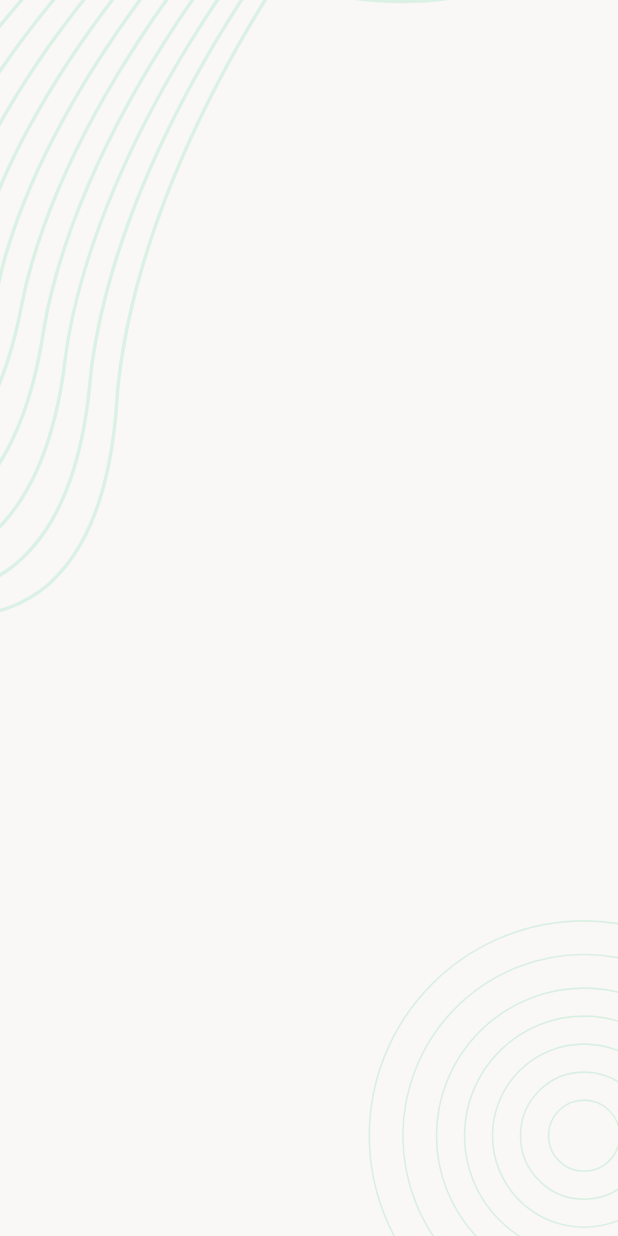
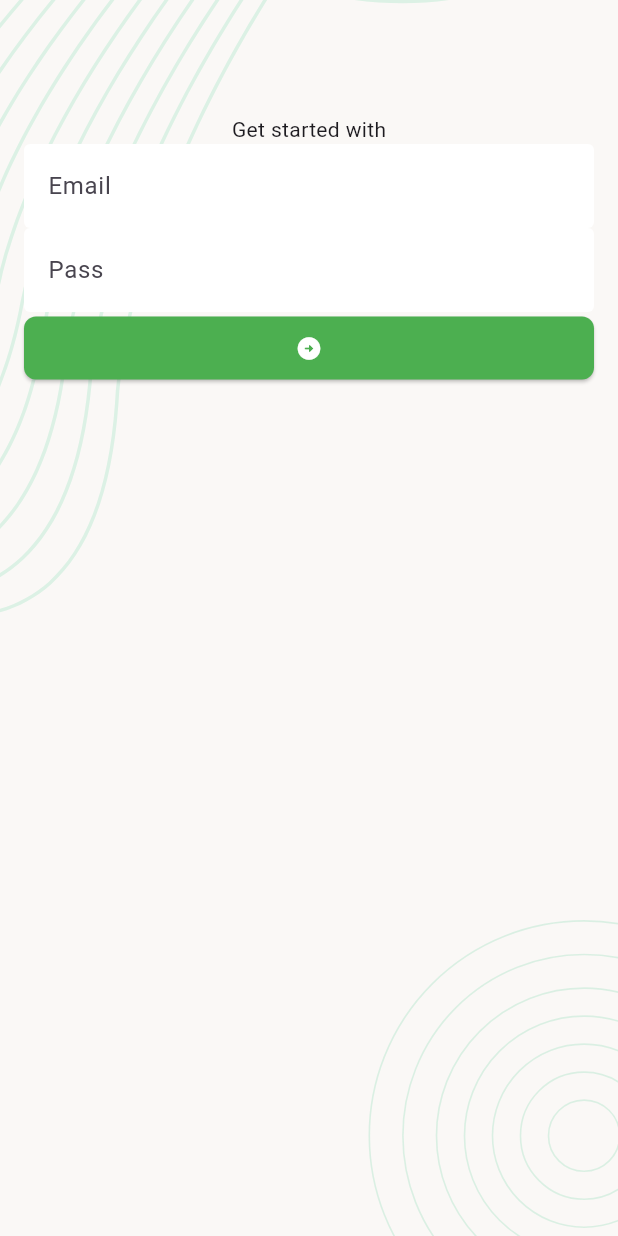
Before and after one commit to monjurmorshedprince/dev_do, a Flutter app: the screen it shows after launch, on a phone screen of 412 x 824 dp. Run offline on Flutter 3.47's test engine with Material 3 defaults, Android fonts, the phone set to English and light mode, and no system bars; our stand-ins replace flutter_svg.

Commit message:
going great

```diff
--- a/lib/app.dart
+++ b/lib/app.dart
@@ -1,4 +1,5 @@
 import 'package:dev_do/ui/screens/splash_screen.dart';
+import 'package:dev_do/ui/utility/app_colors.dart';
 import 'package:flutter/material.dart';
 
 class TaskManagerApp extends StatelessWidget {
@@ -8,6 +9,30 @@ class TaskManagerApp extends StatelessWidget {
   Widget build(BuildContext context) {
     return MaterialApp(
       home: SplashScreen(),
+      theme: lightThemeData(),
+    );
+  }
+
+  ThemeData lightThemeData() {
+    return ThemeData(
+      inputDecorationTheme: InputDecorationTheme(
+        fillColor: Colors.white,
+        filled: true,
+        border: OutlineInputBorder(
+          borderSide: BorderSide.none,
+        ),
+      ),
+      elevatedButtonTheme: ElevatedButtonThemeData(
+        style: ElevatedButton.styleFrom(
+          backgroundColor: AppColors.themeColor,
+          padding: EdgeInsets.symmetric(vertical: 12),
+          foregroundColor: AppColors.white,
+          fixedSize: Size.fromWidth(double.maxFinite),
+          shape: RoundedRectangleBorder(
+            borderRadius: BorderRadiusGeometry.circular(8),
+          ),
+        ),
+      ),
     );
   }
 }
--- a/lib/ui/screens/SignInPage.dart
+++ b/lib/ui/screens/SignInPage.dart
@@ -11,11 +11,33 @@ class SignInPage extends StatefulWidget {
 class _SignInPageState extends State<SignInPage> {
   @override
   Widget build(BuildContext context) {
-    return const Scaffold(
+    return Scaffold(
       body: BackgroundWidget(
         child: SafeArea(
-          child: Column(
-            children: [],
+          child: Padding(
+            padding: EdgeInsetsGeometry.all(16),
+            child: Column(
+              children: [
+                Form(
+                  child: Column(
+                    children: [
+                      SizedBox(height: 60),
+                      Text('Get started with'),
+                      TextFormField(
+                        decoration: InputDecoration(hintText: 'Email'),
+                      ),
+                      TextFormField(
+                        decoration: InputDecoration(hintText: 'Pass'),
+                      ),
+                      ElevatedButton(
+                        onPressed: () {},
+                        child: Icon(Icons.arrow_circle_right_rounded),
+                      ),
+                    ],
+                  ),
+                ),
+              ],
+            ),
           ),
         ),
       ),
--- /dev/null
+++ b/lib/ui/utility/app_colors.dart
@@ -0,0 +1,6 @@
+import 'package:flutter/material.dart';
+
+class AppColors {
+  static const Color themeColor = Colors.green;
+  static const Color white = Colors.white;
+}
```
